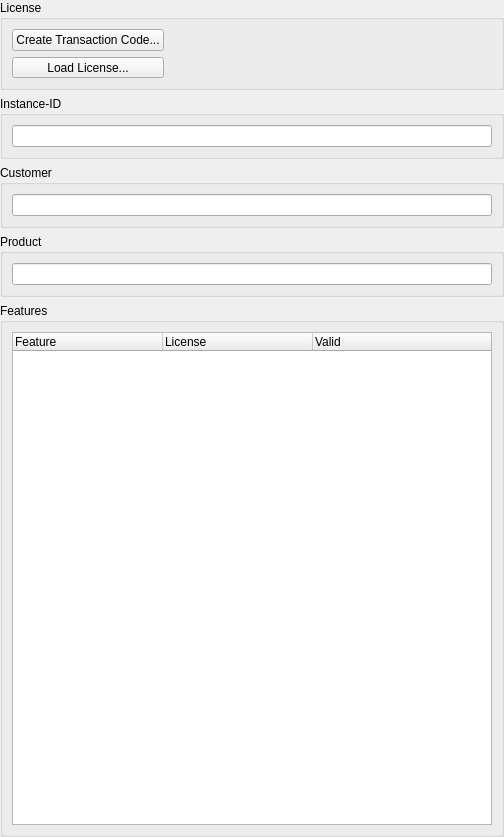
ImagingTools/ImtCore, file Include/imtlicgui/CProductInstanceInfoViewComp.ui: the form before one commit.
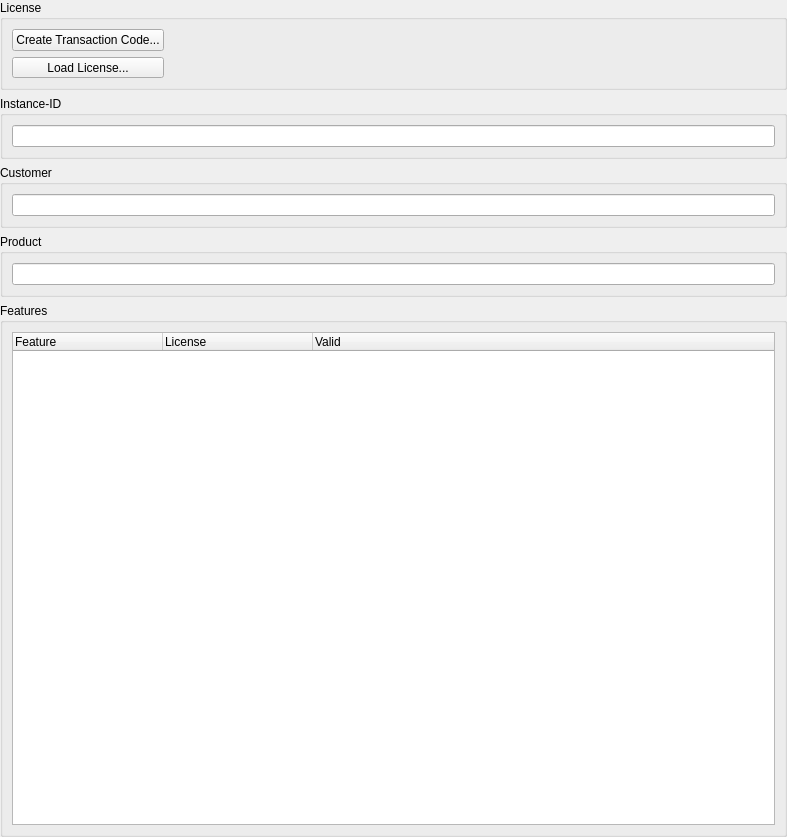
The form after the commit. Icons and pictures are not drawn.

What changed in the file:
```diff
--- a/Include/imtlicgui/CProductInstanceInfoViewComp.ui
+++ b/Include/imtlicgui/CProductInstanceInfoViewComp.ui
@@ -6,7 +6,7 @@
    <rect>
     <x>0</x>
     <y>0</y>
-    <width>504</width>
+    <width>787</width>
     <height>837</height>
    </rect>
   </property>
@@ -33,7 +33,7 @@
     <widget class="QGroupBox" name="LicenseManagementGroup">
      <property name="maximumSize">
       <size>
-       <width>600</width>
+       <width>900</width>
        <height>16777215</height>
       </size>
      </property>
@@ -103,7 +103,7 @@
     <widget class="QGroupBox" name="InstanceIdGroup">
      <property name="maximumSize">
       <size>
-       <width>600</width>
+       <width>900</width>
        <height>16777215</height>
       </size>
      </property>
@@ -125,7 +125,7 @@
     <widget class="QGroupBox" name="CustomerGroup">
      <property name="maximumSize">
       <size>
-       <width>600</width>
+       <width>900</width>
        <height>16777215</height>
       </size>
      </property>
@@ -147,7 +147,7 @@
     <widget class="QGroupBox" name="ProductSelectionGroup">
      <property name="maximumSize">
       <size>
-       <width>600</width>
+       <width>900</width>
        <height>16777215</height>
       </size>
      </property>
@@ -175,7 +175,7 @@
      </property>
      <property name="maximumSize">
       <size>
-       <width>600</width>
+       <width>900</width>
        <height>16777215</height>
       </size>
      </property>
```
Left out of the diff: 8 changed lines with no effect on the pictures.
